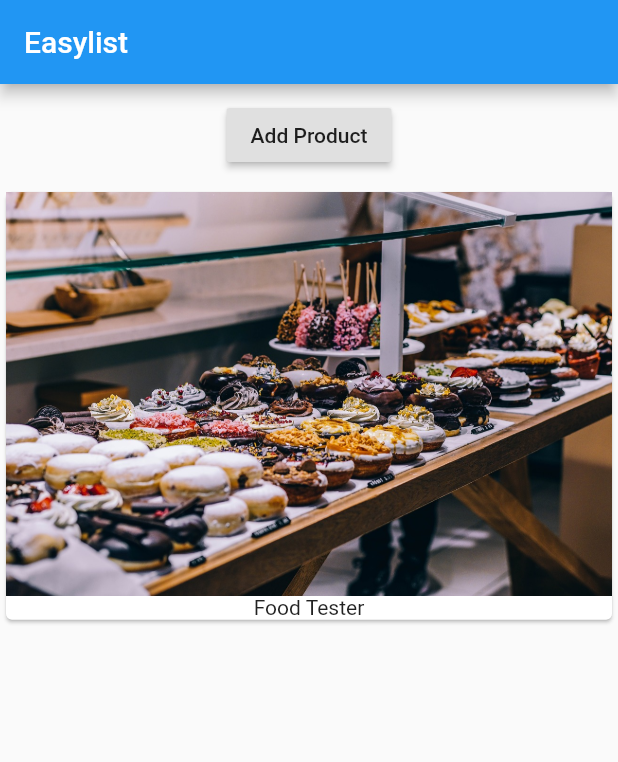
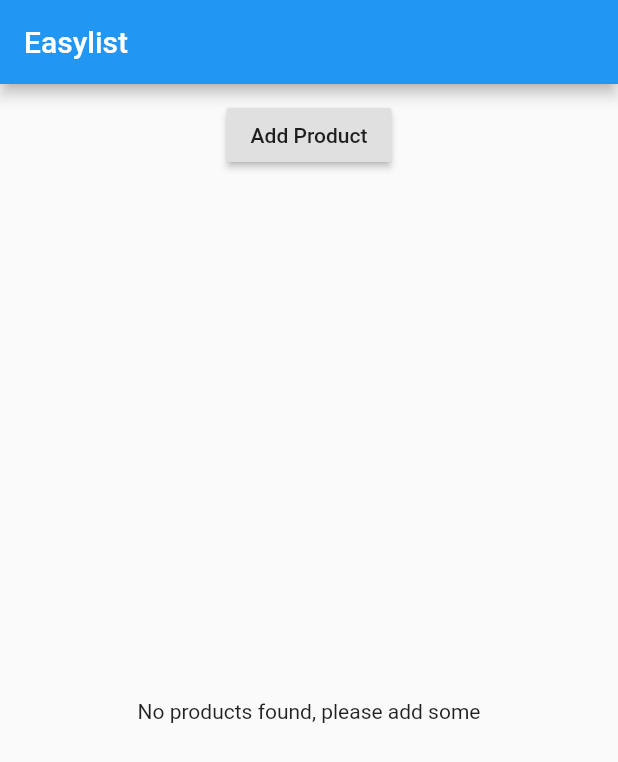
Before and after one commit to RaphaelVasconcelos/flutter_course, a Flutter app: the screen it shows after launch, on a phone screen of 412 x 824 dp. Shown: the top 762 px of the screen. Run offline on Flutter 3.47's test engine with Material 2 defaults, Android fonts, the phone set to English and light mode, and no system bars.

Commit message:
Inserindo tratatamento para quando não houver um produto sendo passado por parametro

```diff
--- a/lib/main.dart
+++ b/lib/main.dart
@@ -11,7 +11,7 @@ class MyApp extends StatelessWidget {
         appBar: AppBar(
           title: Text('Easylist'),
         ),
-        body: ProductManager('Food Tester'),
+        body: ProductManager(),
       ),
     );
   }
--- a/lib/product_manager.dart
+++ b/lib/product_manager.dart
@@ -5,7 +5,7 @@ import 'package:flutter_course/products.dart';
 class ProductManager extends StatefulWidget {
   final String startingProduct;
 
-  ProductManager(this.startingProduct);
+  ProductManager({this.startingProduct});
 
   @override
   State<StatefulWidget> createState() {
@@ -19,7 +19,9 @@ class _ProductManagerState extends State<ProductManager> {
   @override
   void initState() {
     super.initState();
-    _products.add(widget.startingProduct);
+    if (widget.startingProduct != null){
+      _products.add(widget.startingProduct);
+    }
   }
 
   void _addProduct(String product) {
--- a/lib/products.dart
+++ b/lib/products.dart
@@ -5,7 +5,7 @@ class Products extends StatelessWidget {
 
   Products(this.products);
 
-  Widget _buildProductItem(BuildContext context, int index){
+  Widget _buildProductItem(BuildContext context, int index) {
     return Card(
       child: Column(
         children: <Widget>[
@@ -18,9 +18,13 @@ class Products extends StatelessWidget {
 
   @override
   Widget build(BuildContext context) {
-    return ListView.builder(
+    return products.length > 0
+        ? ListView.builder(
             itemBuilder: _buildProductItem,
             itemCount: products.length,
+          )
+        : Center(
+            child: Text('No products found, please add some'),
           );
   }
 }
```
Lines whose indentation alone changed are shown as unchanged.
